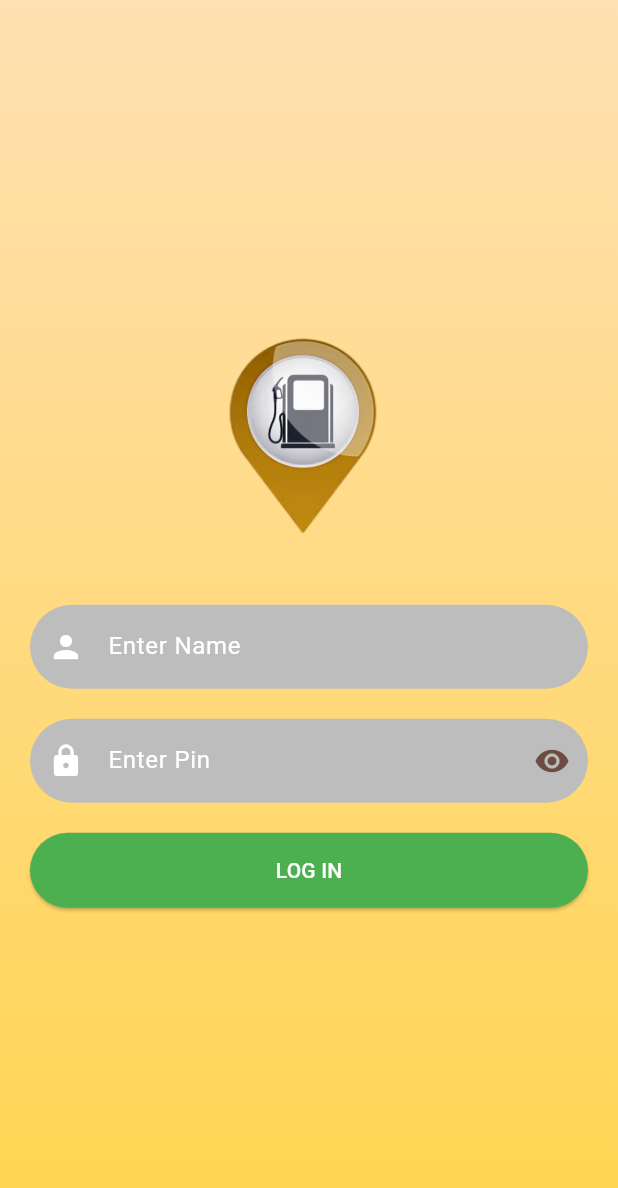
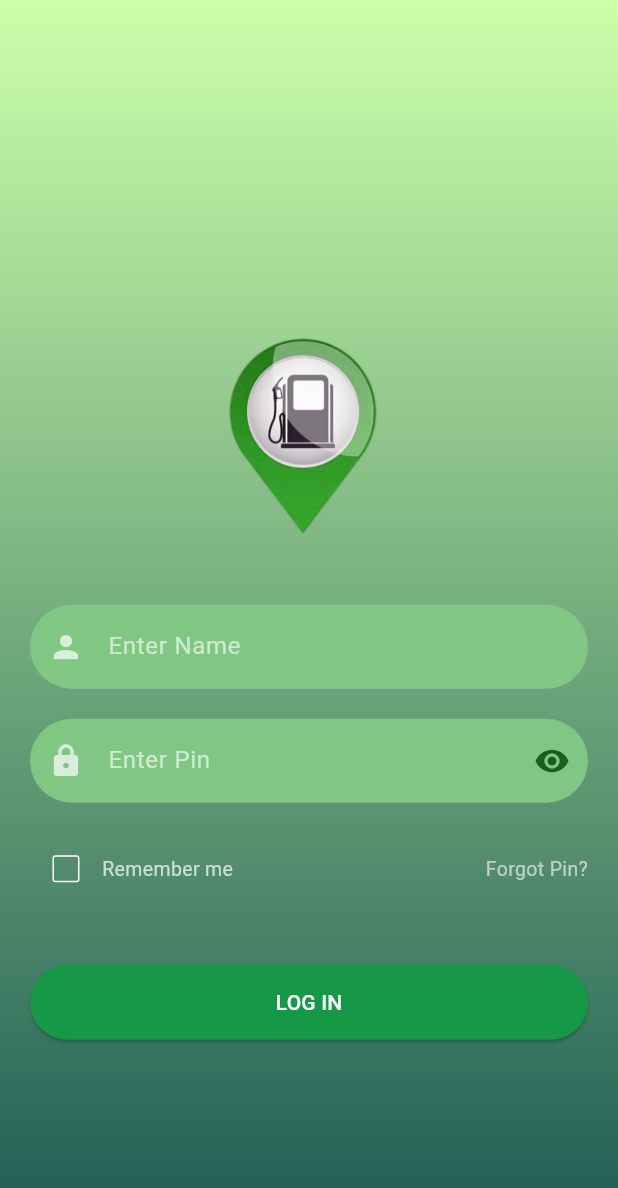
Before and after one commit to Gee-gee4/petrol_app, a Flutter app: the screen it shows after launch, on a phone screen of 412 x 824 dp. Shown: the top 1188 px of the screen. Run offline on Flutter 3.47's test engine with Material 3 defaults, Android fonts, the phone set to English and light mode, and no system bars; our stand-ins replace curved_navigation_bar, shared_preferences.

```diff
--- a/lib/pages/fuel_page.dart
+++ b/lib/pages/fuel_page.dart
@@ -7,7 +7,12 @@ class FuelPage extends StatelessWidget {
   @override
   Widget build(BuildContext context) {
     return Scaffold(
-      appBar: AppBar(),
+      extendBody: true,
+      backgroundColor: Colors.grey[100],
+      appBar: AppBar(
+        elevation: 0,
+        backgroundColor: Colors.transparent,
+      ),
       body: GridView.builder(
         itemCount: 5,
         gridDelegate: SliverGridDelegateWithFixedCrossAxisCount(
--- a/lib/pages/home_page.dart
+++ b/lib/pages/home_page.dart
@@ -52,7 +52,8 @@ class _HomePageState extends State<HomePage> {
             extendBody: true,
             backgroundColor: Colors.grey[100],
             appBar: AppBar(
-              //leading: IconButton(onPressed: () {}, icon: Icon(Icons.menu)),
+              backgroundColor: Colors.transparent,
+              elevation: 0,
               title: Text(
                 stationName,
                 style: TextStyle(fontWeight: FontWeight.bold),
@@ -114,7 +115,7 @@ class _HomePageState extends State<HomePage> {
                         'SERVICES',
                         style: TextStyle(fontWeight: FontWeight.bold),
                       ),
-                      'assets/vectors/service.png',
+                      'assets/vectors/service (green).png',
                       'Carwash',
                       'Oil change',
                       () {},
--- a/lib/pages/login_page.dart
+++ b/lib/pages/login_page.dart
@@ -17,6 +17,7 @@ class _LoginPageState extends State<LoginPage> {
 
   @override
   Widget build(BuildContext context) {
+    bool isChecked = false;
     return Scaffold(
       body: Container(
         width: MediaQuery.of(context).size.width,
@@ -25,7 +26,7 @@ class _LoginPageState extends State<LoginPage> {
           gradient: LinearGradient(
             begin: Alignment.topCenter,
             end: Alignment.bottomCenter,
-            colors: [Colors.orange[100]!, Colors.amber[300]!],
+            colors: [hexToColor('CCFFAA'), hexToColor('1E5B53')],
           ),
         ),
         child: SingleChildScrollView(
@@ -39,7 +40,7 @@ class _LoginPageState extends State<LoginPage> {
             child: Column(
               mainAxisAlignment: MainAxisAlignment.center,
               children: [
-                logoAuth('assets/vectors/location login orange (enhanced).png'),
+                logoAuth('assets/vectors/location logingreen (good).png'),
                 reusableTextField(
                   'Enter Name',
                   Icons.person,
@@ -59,13 +60,46 @@ class _LoginPageState extends State<LoginPage> {
                   },
                 ),
                 SizedBox(height: 20),
+                Row(
+                  mainAxisAlignment: MainAxisAlignment.spaceBetween,
+                  children: [
+                    Row(
+                      children: [
+                        Checkbox(
+                          fillColor: WidgetStateProperty.all(
+                            Colors.transparent,
+                          ), // box background
+                          side: BorderSide(
+                            color: Colors.white,
+                          ), // ⬜ border color
+                          value: isChecked,
+                          onChanged: (bool? value) {
+                            setState(() {
+                              isChecked = value!;
+                            });
+                          },
+                        ),
+                        Text(
+                          'Remember me',
+                          style: TextStyle(fontSize: 13, color: Colors.white70),
+                        ),
+                      ],
+                    ),
+
+                    Text(
+                      'Forgot Pin?',
+                      style: TextStyle(fontSize: 13, color: Colors.white60),
+                    ),
+                  ],
+                ),
+                SizedBox(height: 40),
                 myButton(
                   context,
                   () => Navigator.push(
                     context,
                     MaterialPageRoute(builder: (context) => HomePage()),
                   ),
-                  'LOG IN'
+                  'LOG IN',
                 ),
               ],
             ),
--- a/lib/pages/settings_page.dart
+++ b/lib/pages/settings_page.dart
@@ -33,9 +33,7 @@ class _SettingsPageState extends State<SettingsPage> {
           sharedPreference.getString(stationNameKey) ?? '';
       _stationIdTextController.text =
           sharedPreference.getString(stationIdKey) ?? '';
-          setState(() {
-
-          });
+      setState(() {});
     });
   }
 
@@ -75,7 +73,19 @@ class _SettingsPageState extends State<SettingsPage> {
                 stationNameKey,
                 _stationNameTextController.text,
               );
-              sharedPreference.setString(stationIdKey, _stationIdTextController.text);
+              sharedPreference.setString(
+                stationIdKey,
+                _stationIdTextController.text,
+              );
+              // //show a snackbar
+              // ScaffoldMessenger.of(context).showSnackBar(
+              //   SnackBar(shape: RoundedRectangleBorder(borderRadius: BorderRadius.circular(12)),
+              //     backgroundColor: Colors.green[400],
+              //     content: Text('Saved successfully!',),
+              //     duration: Duration(seconds: 2),
+              //     behavior: SnackBarBehavior.floating,
+              //   ),
+              // );
             }, 'Save'),
           ],
         ),
--- a/lib/widgets/reusable_widgets.dart
+++ b/lib/widgets/reusable_widgets.dart
@@ -14,12 +14,12 @@ TextField reusableTextField(
     cursorColor: Colors.white,
     style: TextStyle(color: Colors.white60),
     decoration: InputDecoration(
-      prefixIcon: icon != null ? Icon(icon, color: Colors.white) : null,
+      prefixIcon: icon != null ? Icon(icon, color: Colors.white70) : null,
       labelText: text,
-      labelStyle: TextStyle(color: Colors.white),
+      labelStyle: TextStyle(color: Colors.white60),
       filled: true,
       floatingLabelBehavior: FloatingLabelBehavior.never,
-      fillColor: Colors.grey[400],
+      fillColor: Colors.green[300],
       border: OutlineInputBorder(
         borderRadius: BorderRadius.circular(30.0),
         borderSide: const BorderSide(width: 0, style: BorderStyle.none),
@@ -31,7 +31,7 @@ TextField reusableTextField(
                 onPressed: toggleOnOff,
                 icon: Icon(
                   showText ? Icons.visibility_off : Icons.visibility,
-                  color: Colors.brown[600],
+                  color: Colors.green[900],
                 ),
               ),
     ),
@@ -47,6 +47,7 @@ Image logoAuth(String imageName) {
     imageName,
     fit: BoxFit.fitWidth,
     width: 240,
+
     //color: Colors.black,
   );
 }
@@ -57,11 +58,12 @@ Container myButton(BuildContext context, Function onTap, String buttonText) {
   TextStyle buttonTextStyle = TextStyle(color: Colors.white);
   return Container(
     width: MediaQuery.of(context).size.width,
+    // width: 150,
     height: 50.0,
     decoration: BoxDecoration(borderRadius: BorderRadius.circular(90)),
     child: ElevatedButton(
       style: ElevatedButton.styleFrom(
-        backgroundColor: Colors.green,
+        backgroundColor: hexToColor('159947'),
         elevation: 1,
       ),
       onPressed: () {
@@ -122,3 +124,8 @@ ListTile nozzleTile(String nozzleProduct) {
     title: Text(nozzleProduct, style: nozzleProductStyle),
   );
 }
+
+//........................................................................................
+Color hexToColor(String hex) {
+  return Color(int.parse('0xFF$hex'));
+}
```
Also changed, not shown: assets/vectors/location logingreen (good).png (added), assets/vectors/service (green).png (added).
